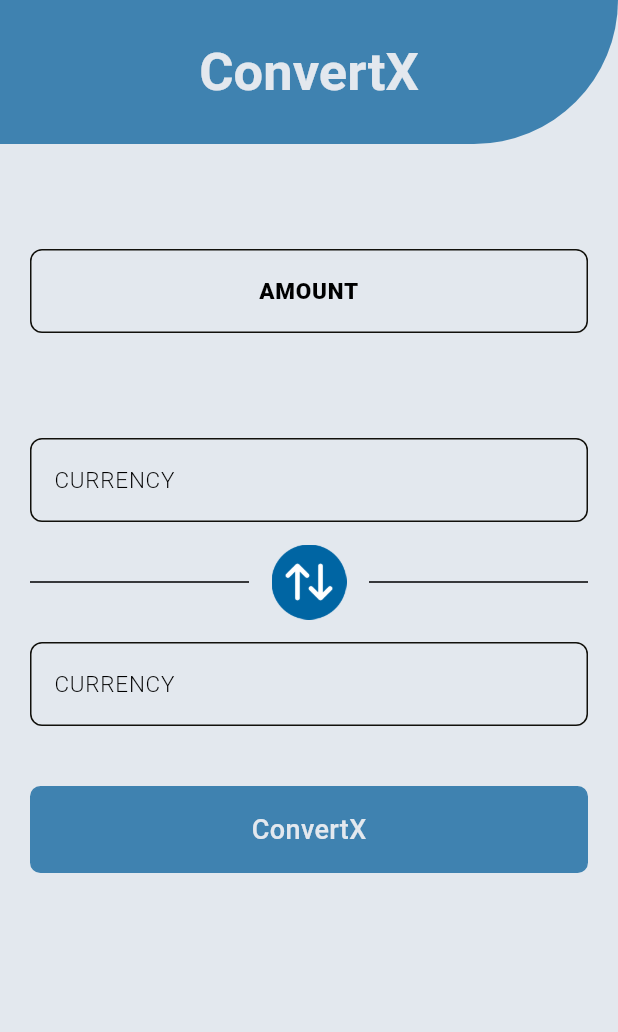
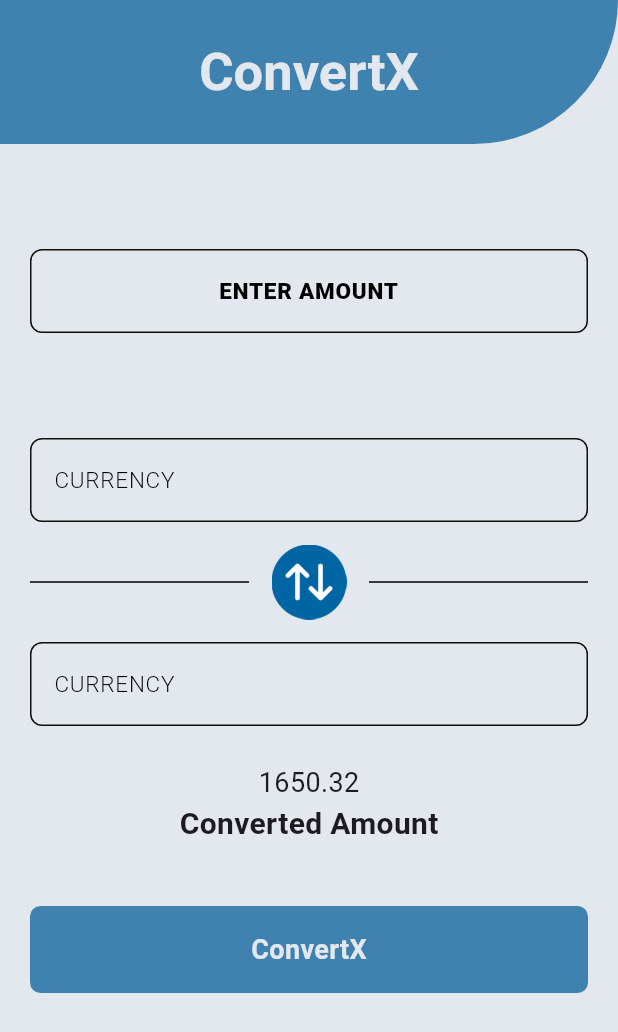
Before and after one commit to devdhan/ConvertX, a Flutter app: the screen it shows after launch, on a phone screen of 412 x 824 dp. Shown: the top 1032 px of the screen. Run offline on Flutter 3.47's test engine with Material 3 defaults, Android fonts, the light colour scheme and no system bars; Roboto replaces fonts that are missing (Kurale_Regular, Montserrat).

Commit message:
Convert  screen update

```diff
--- a/lib/components/my_button.dart
+++ b/lib/components/my_button.dart
@@ -40,10 +40,10 @@ class MyButton extends StatelessWidget {
                     Text(
                       buttonText,
                       style: TextStyle(
-                        fontFamily: 'Montserrat',
+                        //fontFamily: 'Montserrat',
                         color: buttonTextColor,
                         fontSize: 16,
-                        fontWeight: FontWeight.w500,
+                        fontWeight: FontWeight.bold,
                       ),
                     ),
                   ],
@@ -51,10 +51,10 @@ class MyButton extends StatelessWidget {
               : Text(
                   buttonText,
                   style: TextStyle(
-                    fontFamily: 'Montserrat',
+                    //fontFamily: 'Montserrat',
                     color: buttonTextColor,
                     fontSize: fontSize,
-                    fontWeight: FontWeight.w500,
+                    fontWeight: FontWeight.bold,
                   ),
                 ),
         ),
--- a/lib/pages/convert.dart
+++ b/lib/pages/convert.dart
@@ -10,7 +10,7 @@ class Convert extends StatelessWidget {
       appBar: AppBar(
           shape: const RoundedRectangleBorder(
               borderRadius:
-                  BorderRadius.only(bottomRight: Radius.circular(250))),
+                  BorderRadius.only(bottomRight: Radius.circular(100))),
           toolbarHeight: kToolbarHeight + 40,
           title: const Align(
             alignment: Alignment.center,
@@ -41,12 +41,15 @@ class Convert extends StatelessWidget {
                       focusedBorder: OutlineInputBorder(
                           borderSide: BorderSide(color: Color(0xFF3F82B0)),
                           borderRadius: BorderRadius.all(Radius.circular(8))),
-                      hintText: ('AMOUNT'),
+                      hintText: ('ENTER AMOUNT'),
                       hintStyle: TextStyle(
                           color: Colors.black,
                           fontSize: 15,
                           fontWeight: FontWeight.w800)),
-                  style: TextStyle(color: Colors.black, fontSize: 16),
+                  style: TextStyle(
+                      color: Colors.black,
+                      fontSize: 16,
+                      fontWeight: FontWeight.w500),
                   textAlign: TextAlign.center,
                   keyboardType: TextInputType.number,
                   maxLines: 1,
@@ -128,6 +131,17 @@ class Convert extends StatelessWidget {
                   maxLines: 1,
                 ),
               ),
+              const SizedBox(
+                height: 25,
+              ),
+              const Text(
+                '1650.32',
+                style: TextStyle(fontSize: 18, fontWeight: FontWeight.w400),
+              ),
+              const Text(
+                'Converted Amount',
+                style: TextStyle(fontSize: 20, fontWeight: FontWeight.w700),
+              ),
               //BUTTON TO CONVERT CURRENCY
               const SizedBox(
                 height: 40,
@@ -138,7 +152,7 @@ class Convert extends StatelessWidget {
                 fontSize: 18,
                 buttoncolor: const Color(0xFF3F82B0),
                 buttonTextColor: const Color(0xFFE3E8EE),
-              )
+              ),
             ],
           ),
         ),
```
